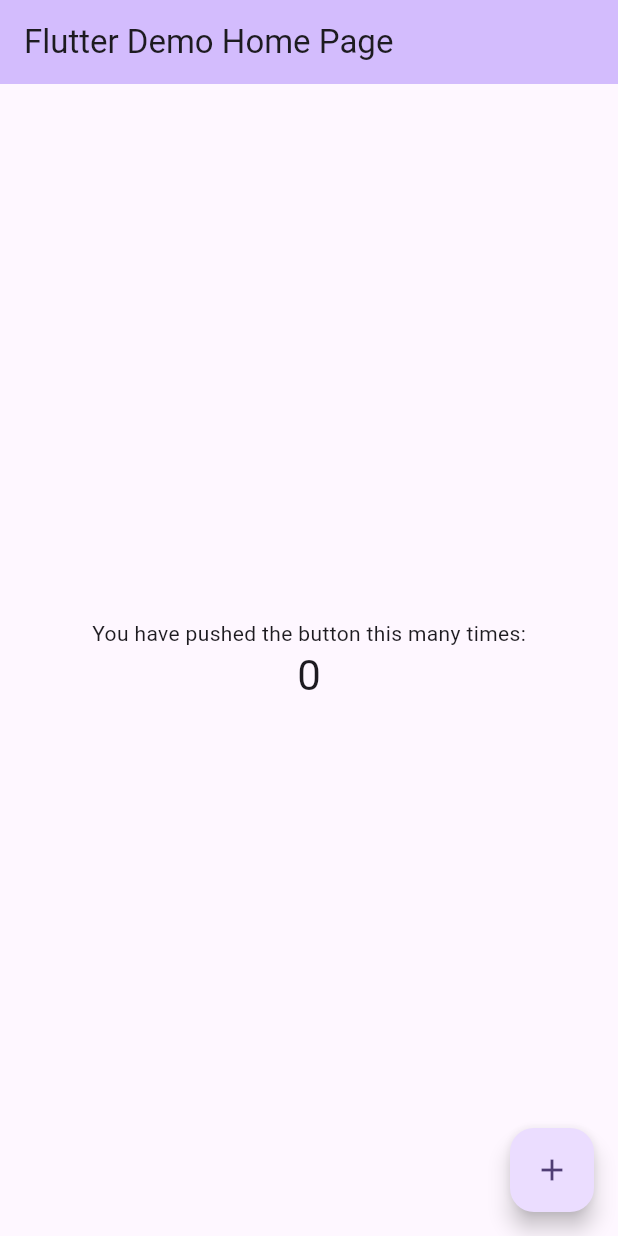
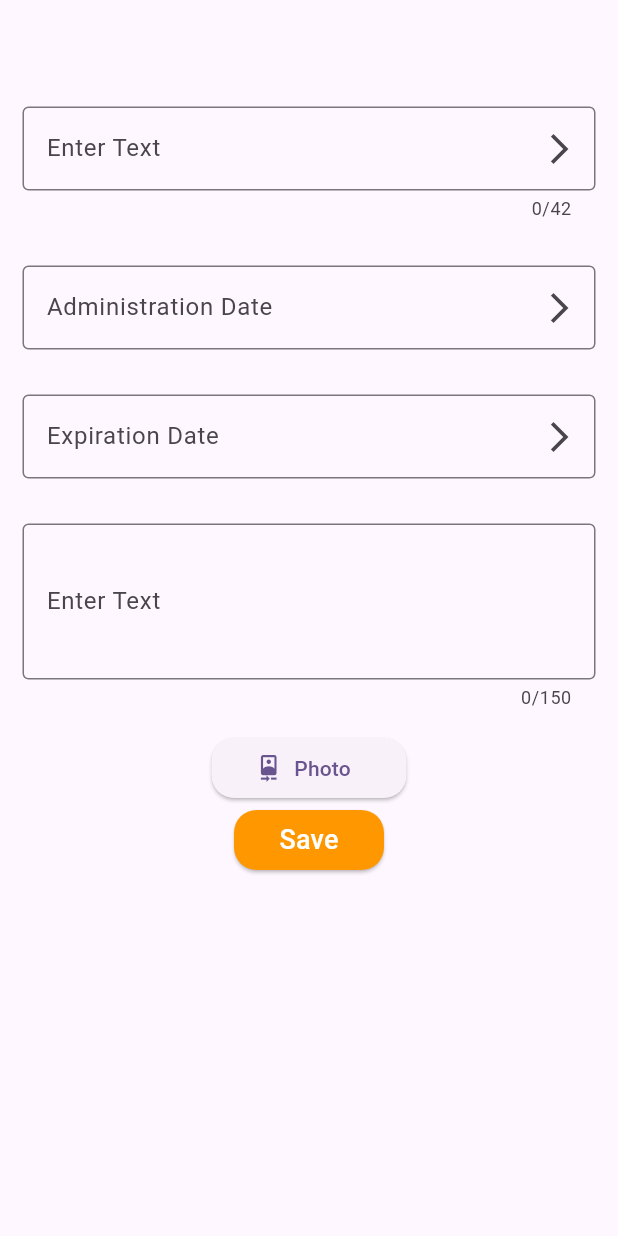
Before and after one commit to thohid44/animal, a Flutter app: the screen it shows after launch, on a phone screen of 412 x 824 dp. Run offline on Flutter 3.47's test engine with Material 2 defaults, Android fonts, the phone set to English and light mode, and no system bars.

Commit message:
5 oct 23

```diff
--- a/lib/main.dart
+++ b/lib/main.dart
@@ -13,113 +13,167 @@ class MyApp extends StatelessWidget {
     return MaterialApp(
       title: 'Flutter Demo',
       theme: ThemeData(
-        // This is the theme of your application.
-        //
-        // TRY THIS: Try running your application with "flutter run". You'll see
-        // the application has a blue toolbar. Then, without quitting the app,
-        // try changing the seedColor in the colorScheme below to Colors.green
-        // and then invoke "hot reload" (save your changes or press the "hot
-        // reload" button in a Flutter-supported IDE, or press "r" if you used
-        // the command line to start the app).
-        //
-        // Notice that the counter didn't reset back to zero; the application
-        // state is not lost during the reload. To reset the state, use hot
-        // restart instead.
-        //
-        // This works for code too, not just values: Most code changes can be
-        // tested with just a hot reload.
+
         colorScheme: ColorScheme.fromSeed(seedColor: Colors.deepPurple),
         useMaterial3: true,
       ),
-      home: const MyHomePage(title: 'Flutter Demo Home Page'),
+      home: AddARecord()
     );
   }
 }
-
-class MyHomePage extends StatefulWidget {
-  const MyHomePage({super.key, required this.title});
-
-  // This widget is the home page of your application. It is stateful, meaning
-  // that it has a State object (defined below) that contains fields that affect
-  // how it looks.
-
-  // This class is the configuration for the state. It holds the values (in this
-  // case the title) provided by the parent (in this case the App widget) and
-  // used by the build method of the State. Fields in a Widget subclass are
-  // always marked "final".
-
-  final String title;
+class AddARecord extends StatefulWidget {
+  const AddARecord({super.key});
 
   @override
-  State<MyHomePage> createState() => _MyHomePageState();
+  State<AddARecord> createState() => _AddARecordState();
 }
 
-class _MyHomePageState extends State<MyHomePage> {
-  int _counter = 0;
+class _AddARecordState extends State<AddARecord> {
 
-  void _incrementCounter() {
+   TextEditingController _textEditingController = TextEditingController();
+  int _charCount = 0;
+
+  @override
+  void initState() {
+    super.initState();
+    _textEditingController.addListener(_updateCharCount);
+  }
+
+  void _updateCharCount() {
     setState(() {
-      // This call to setState tells the Flutter framework that something has
-      // changed in this State, which causes it to rerun the build method below
-      // so that the display can reflect the updated values. If we changed
-      // _counter without calling setState(), then the build method would not be
-      // called again, and so nothing would appear to happen.
-      _counter++;
+      _charCount = _textEditingController.text.length;
     });
   }
 
   @override
+  void dispose() {
+    _textEditingController.dispose();
+    super.dispose();
+  }
+  @override
   Widget build(BuildContext context) {
-    // This method is rerun every time setState is called, for instance as done
-    // by the _incrementCounter method above.
-    //
-    // The Flutter framework has been optimized to make rerunning build methods
-    // fast, so that you can just rebuild anything that needs updating rather
-    // than having to individually change instances of widgets.
     return Scaffold(
-      appBar: AppBar(
-        // TRY THIS: Try changing the color here to a specific color (to
-        // Colors.amber, perhaps?) and trigger a hot reload to see the AppBar
-        // change color while the other colors stay the same.
-        backgroundColor: Theme.of(context).colorScheme.inversePrimary,
-        // Here we take the value from the MyHomePage object that was created by
-        // the App.build method, and use it to set our appbar title.
-        title: Text(widget.title),
-      ),
-      body: Center(
-        // Center is a layout widget. It takes a single child and positions it
-        // in the middle of the parent.
+      appBar: AppBar(),
+      body: SingleChildScrollView(
         child: Column(
-          // Column is also a layout widget. It takes a list of children and
-          // arranges them vertically. By default, it sizes itself to fit its
-          // children horizontally, and tries to be as tall as its parent.
-          //
-          // Column has various properties to control how it sizes itself and
-          // how it positions its children. Here we use mainAxisAlignment to
-          // center the children vertically; the main axis here is the vertical
-          // axis because Columns are vertical (the cross axis would be
-          // horizontal).
-          //
-          // TRY THIS: Invoke "debug painting" (choose the "Toggle Debug Paint"
-          // action in the IDE, or press "p" in the console), to see the
-          // wireframe for each widget.
-          mainAxisAlignment: MainAxisAlignment.center,
-          children: <Widget>[
-            const Text(
-              'You have pushed the button this many times:',
+          children: [
+             Container(
+
+              padding: EdgeInsets.all(15),
+               child: TextField(
+                controller: _textEditingController,
+                maxLength: 42,
+                decoration: InputDecoration(
+
+                  labelText: 'Enter Text',
+                  border: OutlineInputBorder(),
+                  hintText: 'Hint Text',
+                  suffixIcon: Icon(Icons.arrow_forward_ios),
+                ),
+                       ),
+             ),
+
+            Container(
+
+              padding: EdgeInsets.all(15),
+               child: TextField(
+                controller: _textEditingController,
+
+                decoration: InputDecoration(
+
+                  labelText: 'Administration Date',
+                  border: OutlineInputBorder(),
+                  hintText: 'Oct 3, 2023',
+                  suffixIcon: Icon(Icons.arrow_forward_ios),
+                ),
+                       ),
+             ),
+                  Container(
+
+              padding: EdgeInsets.all(15),
+               child: TextField(
+                controller: _textEditingController,
+
+                decoration: InputDecoration(
+
+                  labelText: 'Expiration Date',
+                  border: OutlineInputBorder(),
+                  hintText: 'Oct 23, 2023',
+                  suffixIcon: Icon(Icons.arrow_forward_ios),
+                ),
+                       ),
+             ),
+
+           Container(
+
+              padding: EdgeInsets.all(15),
+               child: TextField(
+             //   controller: _textEditingController,
+                maxLength: 150,
+                decoration: InputDecoration(
+
+                  labelText: 'Enter Text',
+                  border: OutlineInputBorder(),
+                  hintText: 'Notes',
+
+
+                ),
+                maxLines: 3,
+                       ),
+             ),
+             Row(
+      mainAxisAlignment: MainAxisAlignment.spaceAround,
+      children: <Widget>[
+      Container(
+            width: 130, // Set the desired width
+            child: ElevatedButton.icon(
+              onPressed: () {
+                // Add your button logic here
+                print('Button pressed');
+              },
+              style: ElevatedButton.styleFrom(
+                shape: RoundedRectangleBorder(
+                  borderRadius: BorderRadius.circular(15.0), // Set the border radius
+                ),
+              ),
+              icon: Icon(Icons.camera_front),
+              label: Text("Photo",
+              style: TextStyle(
+
+              ),),
+
             ),
-            Text(
-              '$_counter',
-              style: Theme.of(context).textTheme.headlineMedium,
+          ),
+      ],
+    ),
+
+    Center(
+          child: Container(
+            width: 100, // Set the desired width
+            child: ElevatedButton(
+              onPressed: () {
+                // Add your button logic here
+                print('Button pressed');
+              },
+              style: ElevatedButton.styleFrom(
+                backgroundColor: Colors.orange,
+                shape: RoundedRectangleBorder(
+                  borderRadius: BorderRadius.circular(15.0), // Set the border radius
+                ),
+              ),
+              child: Text('Save'  , style: TextStyle(
+                color: Colors.white,
+                fontSize: 18,
+
+
+              ),),
             ),
-          ],
+          ),
+        ),
+
+        ],
         ),
       ),
-      floatingActionButton: FloatingActionButton(
-        onPressed: _incrementCounter,
-        tooltip: 'Increment',
-        child: const Icon(Icons.add),
-      ), // This trailing comma makes auto-formatting nicer for build methods.
     );
   }
 }
```
Also changed, not shown: pubspec.yaml (line endings or trailing spaces).
